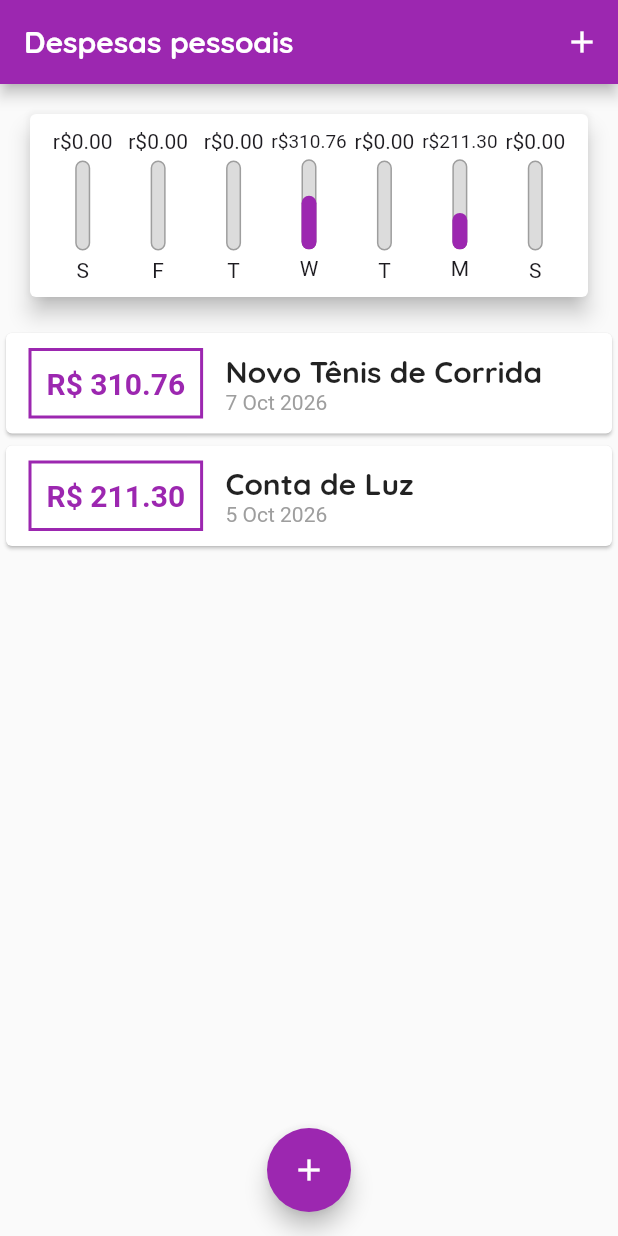
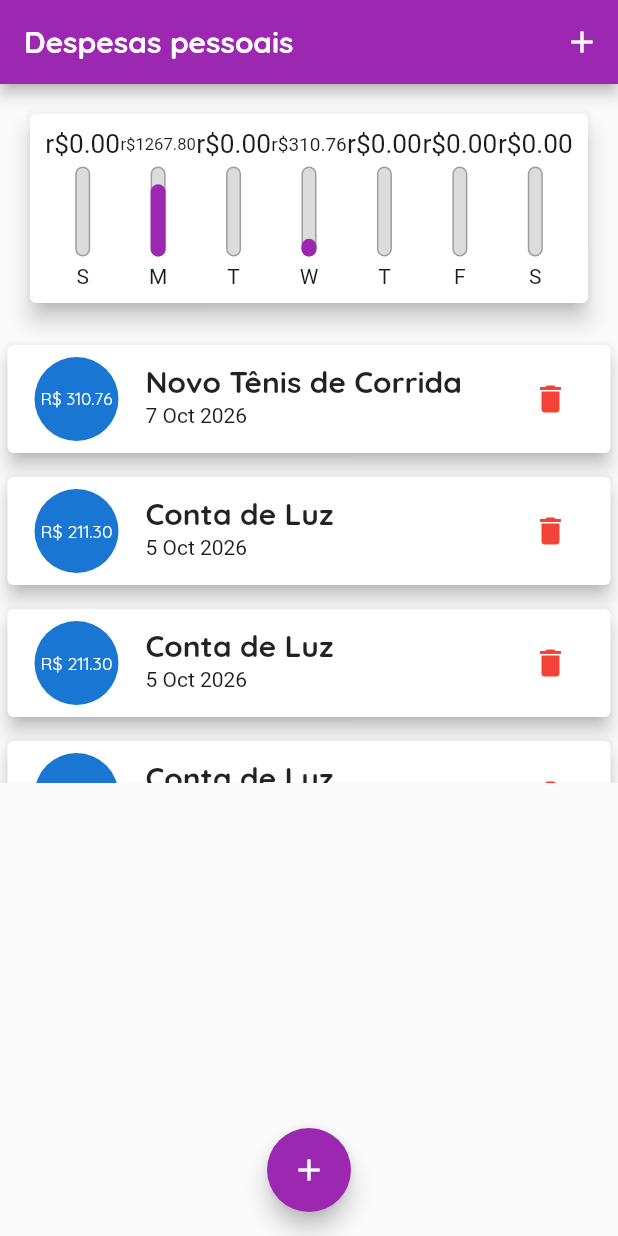
Before and after one commit to avrcoelho/flutter-learning, a Flutter app: the screen it shows after launch, on a phone screen of 412 x 824 dp. Run offline on Flutter 3.47's test engine with Material 3 defaults, Android fonts, the phone set to English and light mode, and no system bars.

Commit message:
feat: apply improvements

```diff
--- a/expenses/lib/components/chart.dart
+++ b/expenses/lib/components/chart.dart
@@ -24,7 +24,7 @@ class Chart extends StatelessWidget {
       }
 
       return {'day': DateFormat.E().format(weekDay)[0], 'amount': totalSum};
-    });
+    }).reversed.toList();
   }
 
   double get weeklyTotal {
--- a/expenses/lib/components/chart_bar.dart
+++ b/expenses/lib/components/chart_bar.dart
@@ -16,7 +16,10 @@ class ChartBar extends StatelessWidget {
   Widget build(BuildContext context) {
     return Column(
       children: [
-        FittedBox(child: Text('r\$${value.toStringAsFixed(2)}')),
+        SizedBox(
+          height: 20,
+          child: FittedBox(child: Text('r\$${value.toStringAsFixed(2)}')),
+        ),
         SizedBox(height: 5),
         SizedBox(
           height: 60,
--- a/expenses/lib/components/transaction_list.dart
+++ b/expenses/lib/components/transaction_list.dart
@@ -5,8 +5,13 @@ import '../models/transaction.dart';
 
 class TransactionList extends StatelessWidget {
   final List<Transaction> transactions;
+  final void Function(String id) onDelete;
 
-  const TransactionList({super.key, required this.transactions});
+  const TransactionList({
+    super.key,
+    required this.transactions,
+    required this.onDelete,
+  });
 
   @override
   Widget build(BuildContext context) {
@@ -38,43 +43,35 @@ class TransactionList extends StatelessWidget {
               itemBuilder: (ctx, index) {
                 final transaction = transactions[index];
                 return Card(
-                  child: Row(
-                    children: [
-                      Container(
+                  elevation: 5,
                   margin: const EdgeInsets.symmetric(
-                          horizontal: 15,
-                          vertical: 10,
+                    vertical: 8,
+                    horizontal: 5,
                   ),
-                        decoration: BoxDecoration(
-                          border: Border.all(
-                            color: Theme.of(context).colorScheme.primary,
-                            width: 2,
-                          ),
-                        ),
-                        padding: const EdgeInsets.all(10),
+                  child: ListTile(
+                    leading: CircleAvatar(
+                      radius: 30,
+                      child: Padding(
+                        padding: const EdgeInsets.all(6.0),
+                        child: FittedBox(
                           child: Text(
                             'R\$ ${transaction.value.toStringAsFixed(2)}',
-                          style: TextStyle(
-                            fontWeight: FontWeight.bold,
-                            fontSize: 20,
-                            color: Theme.of(context).colorScheme.primary,
                           ),
                         ),
                       ),
-                      Column(
-                        crossAxisAlignment: CrossAxisAlignment.start,
-                        children: [
-                          Text(
+                    ),
+                    title: Text(
                       transaction.title,
                       style: Theme.of(context).textTheme.titleLarge,
                     ),
-                          Text(
+                    subtitle: Text(
                       DateFormat('d MMM y').format(transaction.date),
-                            style: TextStyle(color: Colors.grey),
                     ),
-                        ],
+                    trailing: IconButton(
+                      icon: const Icon(Icons.delete),
+                      color: Theme.of(context).colorScheme.error,
+                      onPressed: () => onDelete(transaction.id),
                     ),
-                    ],
                   ),
                 );
               },
--- a/expenses/lib/main.dart
+++ b/expenses/lib/main.dart
@@ -25,6 +25,10 @@ class ExpensesApp extends StatelessWidget {
           titleLarge: const TextStyle(
             fontFamily: 'Quicksand',
             fontSize: 20,
+            fontWeight: FontWeight.bold,
+          ),
+          labelLarge: TextStyle(
+            color: Colors.white,
             fontWeight: FontWeight.bold,
           ),
         ),
@@ -55,6 +59,7 @@ class ExpensesApp extends StatelessWidget {
           seedColor: Colors.amber,
           primary: Colors.purple,
           secondary: Colors.amber,
+          error: Colors.red,
         ),
       ),
     );
@@ -82,6 +87,36 @@ class _MyHomePageState extends State<MyHomePage> {
       value: 211.30,
       date: DateTime.now().subtract(Duration(days: 5)),
     ),
+    Transaction(
+      id: 't3',
+      title: 'Conta de Luz',
+      value: 211.30,
+      date: DateTime.now().subtract(Duration(days: 5)),
+    ),
+    Transaction(
+      id: 't4',
+      title: 'Conta de Luz',
+      value: 211.30,
+      date: DateTime.now().subtract(Duration(days: 5)),
+    ),
+    Transaction(
+      id: 't5',
+      title: 'Conta de Luz',
+      value: 211.30,
+      date: DateTime.now().subtract(Duration(days: 5)),
+    ),
+    Transaction(
+      id: 't6',
+      title: 'Conta de Luz',
+      value: 211.30,
+      date: DateTime.now().subtract(Duration(days: 5)),
+    ),
+    Transaction(
+      id: 't7',
+      title: 'Conta de Luz',
+      value: 211.30,
+      date: DateTime.now().subtract(Duration(days: 5)),
+    ),
   ];
 
   List<Transaction> get _recentTransactions {
@@ -92,17 +127,27 @@ class _MyHomePageState extends State<MyHomePage> {
     }).toList();
   }
 
-  void _addTransaction({required String title, required double value}) {
+  void _addTransaction({
+    required String title,
+    required double value,
+    required DateTime date,
+  }) {
     final newTransaction = Transaction(
       id: Random().nextDouble().toString(),
       title: title,
       value: value,
-      date: DateTime.now(),
+      date: date,
     );
     setState(() {
       _transactions.add(newTransaction);
     });
     Navigator.of(context).pop();
+  }
+
+  void _deleteTransaction(String id) {
+    setState(() {
+      _transactions.removeWhere((transaction) => transaction.id == id);
+    });
   }
 
   void _openTransactionFormModal(BuildContext context) {
@@ -139,7 +184,10 @@ class _MyHomePageState extends State<MyHomePage> {
           crossAxisAlignment: CrossAxisAlignment.stretch,
           children: [
             Chart(_recentTransactions),
-            TransactionList(transactions: _recentTransactions),
+            TransactionList(
+              transactions: _recentTransactions,
+              onDelete: _deleteTransaction,
+            ),
           ],
         ),
       ),
```
Also changed, not shown: expenses/lib/components/transaction_form.dart (+63 -13 lines). Lines whose indentation alone changed are shown as unchanged.
